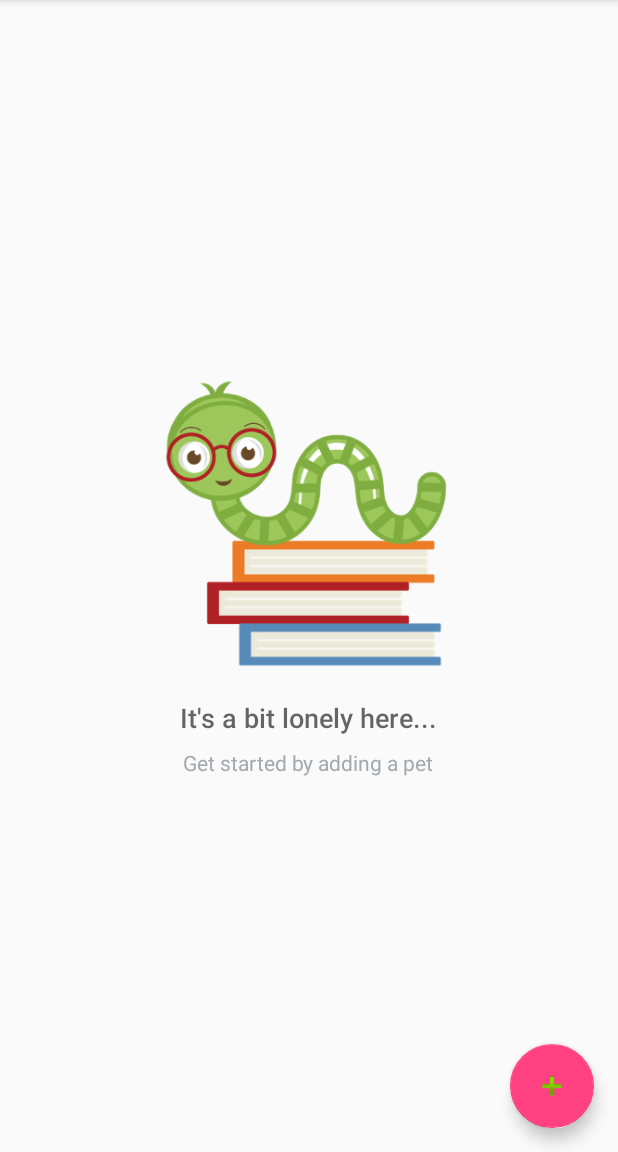
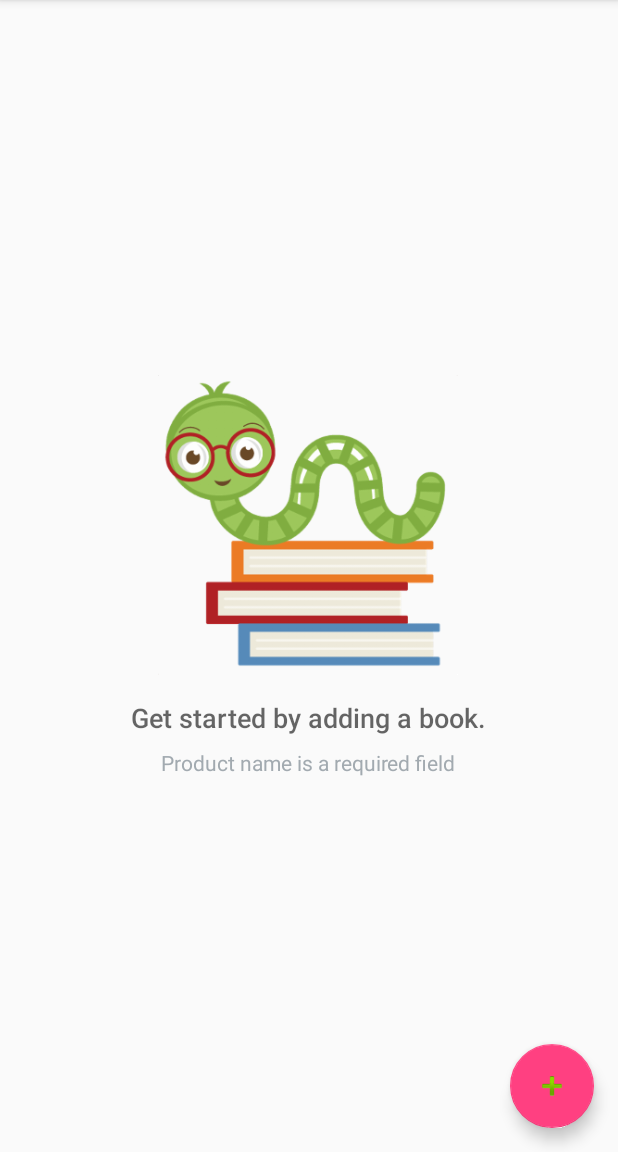
Before and after one commit to hania91414/BookStoreAppStage2, an Android app: the screen it shows after launch (MainActivity), on a phone screen of 412 x 824 dp, the part 84-1236 px from its top. Run offline under Robolectric (Android 15) with nearby library versions, the phone set to English and light mode, and no system bars.

```diff
--- a/app/src/main/res/values/strings.xml
+++ b/app/src/main/res/values/strings.xml
@@ -26,29 +26,14 @@
     <string name="editor_delete_book_failed">Delete book failed</string>
     <string name="editor_delete_book_successful">Delete book successful</string>
     <string name="quantity_lower_than_zero">Quantity cannot be lower than 0</string>
-
-
-    <!-- Title text for the empty view, which describes the empty dog house image [CHAR LIMIT=50] -->
-    <string name="empty_view_title_text">It\'s a bit lonely here...</string>
-
-    <!-- Subtitle text for the empty view that prompts the user to add a pet [CHAR LIMIT=50] -->
-    <string name="empty_view_subtitle_text">Get started by adding a pet</string>
-
-    <!-- Dialog message when user is leaving editor but hasn't saved changes [CHAR LIMIT=NONE] -->
+    <string name="unknown_supplier">Unknown Supplier</string>
+    <string name="empty_view_title_text">Get started by adding a book.</string>
+    <string name="empty_view_subtitle_text">Product name is a required field</string>
     <string name="unsaved_changes_dialog_msg">Discard your changes and quit editing?</string>
-
-    <!-- Dialog button text for the option to discard a user's changes [CHAR LIMIT=20] -->
     <string name="discard">Discard</string>
-
-    <!-- Dialog button text for the option to keep editing the current pet [CHAR LIMIT=20] -->
     <string name="keep_editing">Keep Editing</string>
-
-    <!-- Dialog button text for the option to confirm deleting the current pet [CHAR LIMIT=20] -->
     <string name="delete">Delete</string>
-
-    <!-- Dialog button text for the option to cancel deletion of the current pet [CHAR LIMIT=20] -->
     <string name="cancel">Cancel</string>
-    <!-- Dialog message to ask the user to confirm deleting the current pet [CHAR LIMIT=NONE] -->
-    <string name="delete_dialog_msg">Delete this pet?</string>
+    <string name="delete_dialog_msg">Delete this book?</string>
 
 </resources>
```
Also changed, not shown: app/src/main/java/com/example/hanna/bookstoreappstage2/ProdDetailsActivity.java (+9 -1 lines).
